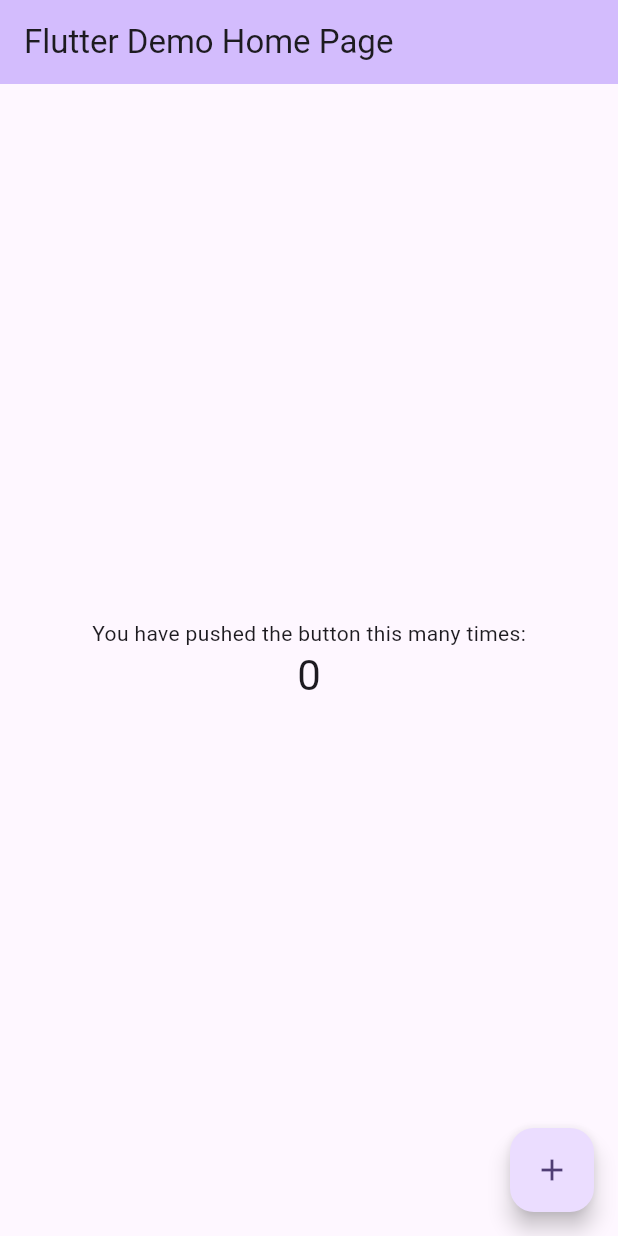
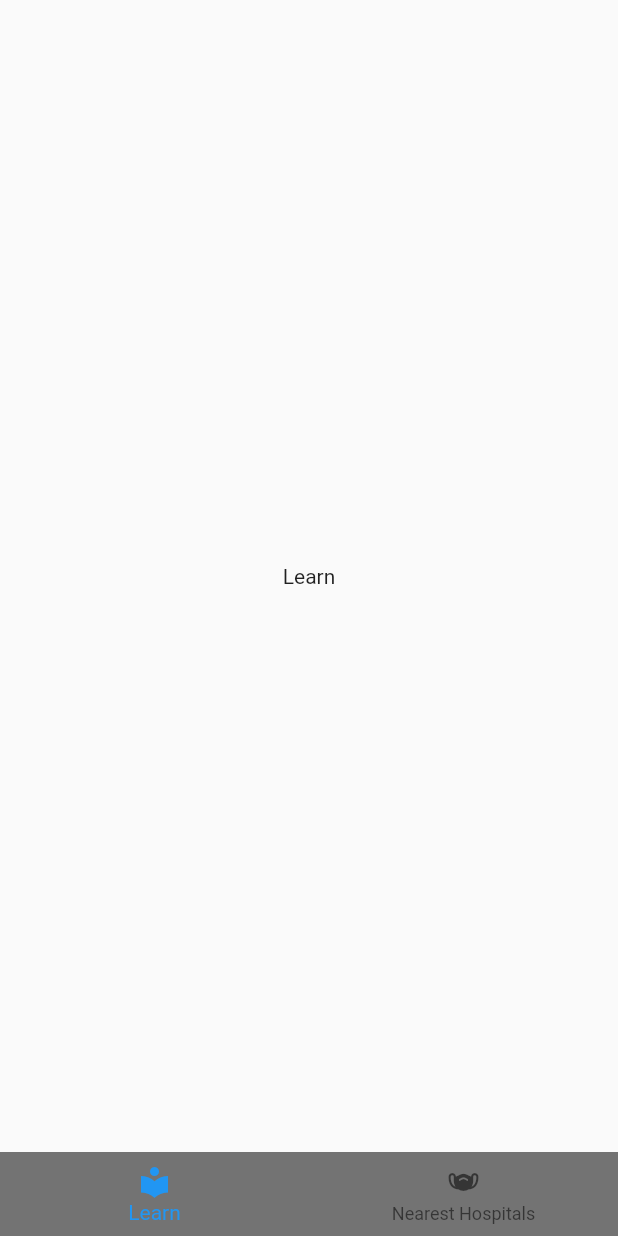
Before and after one commit to TechandHi-IT/maternal_mortality_ratio, a Flutter app: the screen it shows after launch, on a phone screen of 412 x 824 dp. Run offline on Flutter 3.47's test engine with Material 2 defaults, Android fonts, the light colour scheme and no system bars.

Commit message:
Bottom Nav created ~ D.O

```diff
--- /dev/null
+++ b/lib/bottom_nav.dart
@@ -0,0 +1,51 @@
+import 'package:flutter/material.dart';
+import 'package:maternal_mortality_ratio/screens/learn.dart';
+import 'package:maternal_mortality_ratio/screens/nearest_hospital.dart';
+
+class BottomNav extends StatefulWidget {
+  const BottomNav({super.key});
+
+  @override
+  State<BottomNav> createState() => _BottomNavState();
+}
+
+class _BottomNavState extends State<BottomNav> {
+  int _selectedIndex = 0;
+  @override
+  Widget build(BuildContext context) {
+    return Scaffold(
+      body: SafeArea(
+        child: IndexedStack(
+          index: _selectedIndex,
+          children: const [
+             Learn(),
+            NearestHospital(),
+          ],
+        ),
+      ),
+      bottomNavigationBar: BottomNavigationBar(
+        elevation: 0,
+        type: BottomNavigationBarType.fixed,
+        backgroundColor: Colors.black54,
+        currentIndex: _selectedIndex,
+        onTap: (index) {
+          setState(() {
+            _selectedIndex = index;
+          });
+        },
+        items: const [
+          BottomNavigationBarItem(
+            icon: Icon(Icons.local_library),
+            label: 'Learn',
+
+          ),
+          BottomNavigationBarItem(
+            icon: Icon(Icons.masks),
+            label: 'Nearest Hospitals',
+          ),
+
+        ],
+      ),
+    );
+  }
+}
--- a/lib/main.dart
+++ b/lib/main.dart
@@ -1,4 +1,5 @@
 import 'package:flutter/material.dart';
+import 'package:maternal_mortality_ratio/bottom_nav.dart';
 
 void main() {
   runApp(const MyApp());
@@ -7,119 +8,12 @@ void main() {
 class MyApp extends StatelessWidget {
   const MyApp({super.key});
 
-  // This widget is the root of your application.
   @override
   Widget build(BuildContext context) {
-    return MaterialApp(
-      title: 'Flutter Demo',
-      theme: ThemeData(
-        // This is the theme of your application.
-        //
-        // TRY THIS: Try running your application with "flutter run". You'll see
-        // the application has a blue toolbar. Then, without quitting the app,
-        // try changing the seedColor in the colorScheme below to Colors.green
-        // and then invoke "hot reload" (save your changes or press the "hot
-        // reload" button in a Flutter-supported IDE, or press "r" if you used
-        // the command line to start the app).
-        //
-        // Notice that the counter didn't reset back to zero; the application
-        // state is not lost during the reload. To reset the state, use hot
-        // restart instead.
-        //
-        // This works for code too, not just values: Most code changes can be
-        // tested with just a hot reload.
-        colorScheme: ColorScheme.fromSeed(seedColor: Colors.deepPurple),
-        useMaterial3: true,
-      ),
-      home: const MyHomePage(title: 'Flutter Demo Home Page'),
+    return const MaterialApp(
+      debugShowCheckedModeBanner: false,
+      title: 'Maternal_Mortality_ratio',
+      home:  BottomNav(),
     );
   }
 }
-
-class MyHomePage extends StatefulWidget {
-  const MyHomePage({super.key, required this.title});
-
-  // This widget is the home page of your application. It is stateful, meaning
-  // that it has a State object (defined below) that contains fields that affect
-  // how it looks.
-
-  // This class is the configuration for the state. It holds the values (in this
-  // case the title) provided by the parent (in this case the App widget) and
-  // used by the build method of the State. Fields in a Widget subclass are
-  // always marked "final".
-
-  final String title;
-
-  @override
-  State<MyHomePage> createState() => _MyHomePageState();
-}
-
-class _MyHomePageState extends State<MyHomePage> {
-  int _counter = 0;
-
-  void _incrementCounter() {
-    setState(() {
-      // This call to setState tells the Flutter framework that something has
-      // changed in this State, which causes it to rerun the build method below
-      // so that the display can reflect the updated values. If we changed
-      // _counter without calling setState(), then the build method would not be
-      // called again, and so nothing would appear to happen.
-      _counter++;
-    });
-  }
-
-  @override
-  Widget build(BuildContext context) {
-    // This method is rerun every time setState is called, for instance as done
-    // by the _incrementCounter method above.
-    //
-    // The Flutter framework has been optimized to make rerunning build methods
-    // fast, so that you can just rebuild anything that needs updating rather
-    // than having to individually change instances of widgets.
-    return Scaffold(
-      appBar: AppBar(
-        // TRY THIS: Try changing the color here to a specific color (to
-        // Colors.amber, perhaps?) and trigger a hot reload to see the AppBar
-        // change color while the other colors stay the same.
-        backgroundColor: Theme.of(context).colorScheme.inversePrimary,
-        // Here we take the value from the MyHomePage object that was created by
-        // the App.build method, and use it to set our appbar title.
-        title: Text(widget.title),
-      ),
-      body: Center(
-        // Center is a layout widget. It takes a single child and positions it
-        // in the middle of the parent.
-        child: Column(
-          // Column is also a layout widget. It takes a list of children and
-          // arranges them vertically. By default, it sizes itself to fit its
-          // children horizontally, and tries to be as tall as its parent.
-          //
-          // Column has various properties to control how it sizes itself and
-          // how it positions its children. Here we use mainAxisAlignment to
-          // center the children vertically; the main axis here is the vertical
-          // axis because Columns are vertical (the cross axis would be
-          // horizontal).
-          //
-          // TRY THIS: Invoke "debug painting" (choose the "Toggle Debug Paint"
-          // action in the IDE, or press "p" in the console), to see the
-          // wireframe for each widget.
-          mainAxisAlignment: MainAxisAlignment.center,
-          children: <Widget>[
-            const Text(
-              'You have pushed the button this many times:',
-            ),
-            Text(
-              '$_counter',
-              style: Theme.of(context).textTheme.headlineMedium,
-            ),
-          ],
-        ),
-      ),
-      floatingActionButton: FloatingActionButton(
-        onPressed: _incrementCounter,
-        tooltip: 'Increment',
-        child: const Icon(Icons.add),
-      ), // This trailing comma makes auto-formatting nicer for build methods.
-    );
-  }
-}
--- /dev/null
+++ b/lib/screens/learn.dart
@@ -0,0 +1,19 @@
+import 'package:flutter/material.dart';
+
+class Learn extends StatefulWidget {
+  const Learn({super.key});
+
+  @override
+  State<Learn> createState() => _LearnState();
+}
+
+class _LearnState extends State<Learn> {
+  @override
+  Widget build(BuildContext context) {
+    return Scaffold(
+      body: Center(
+        child: Text("Learn"),
+      ),
+    );
+  }
+}
--- /dev/null
+++ b/lib/screens/nearest_hospital.dart
@@ -0,0 +1,19 @@
+import 'package:flutter/material.dart';
+
+class NearestHospital extends StatefulWidget {
+  const NearestHospital({super.key});
+
+  @override
+  State<NearestHospital> createState() => _NearestHospitalState();
+}
+
+class _NearestHospitalState extends State<NearestHospital> {
+  @override
+  Widget build(BuildContext context) {
+    return Scaffold(
+      body: Center(
+        child: Text("Nearest Hospitals"),
+      ),
+    );
+  }
+}
```
